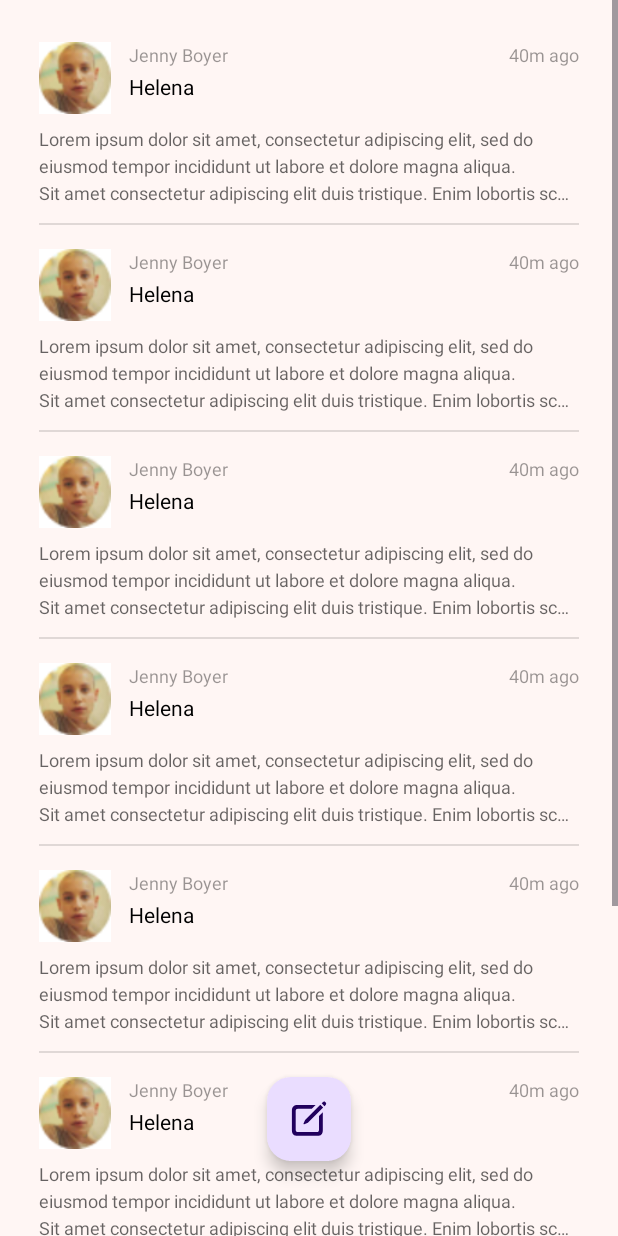
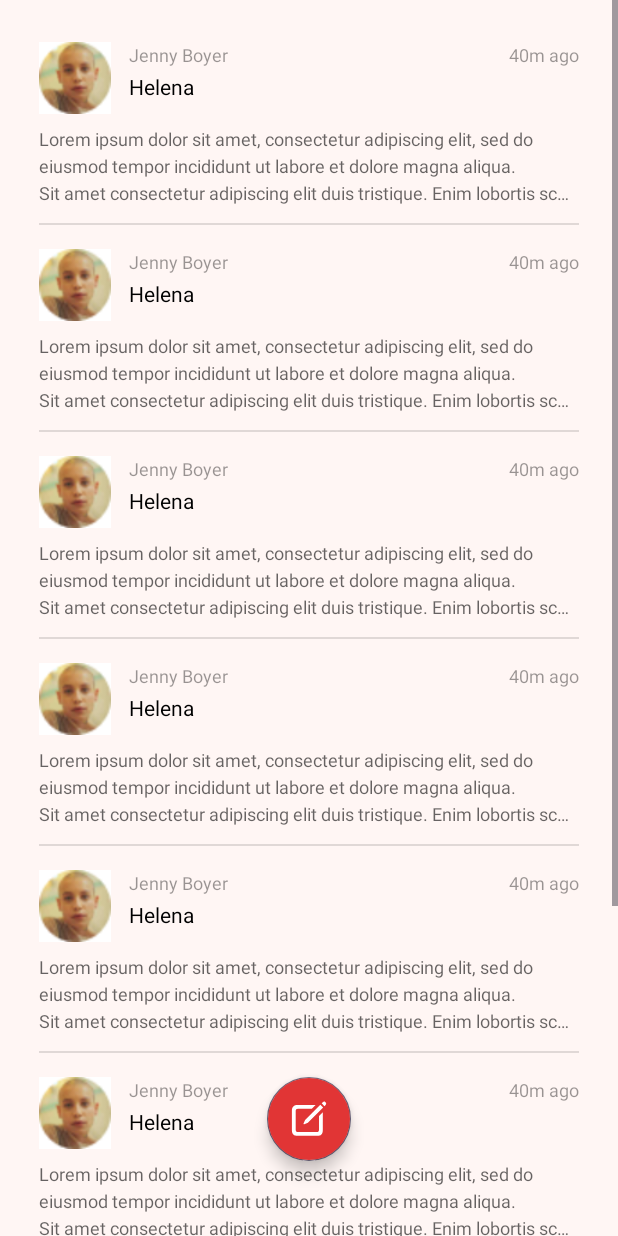
Before and after one commit to tuanminhphan45/mobile-project, an Android app: the fragment InboxFragment shown on its own in the app's theme, on a phone screen of 412 x 824 dp. Run offline under Robolectric (Android 15) with nearby library versions, the phone set to English and light mode, and no system bars.

Commit message:
change floating action button shape and color

```diff
--- a/app/src/main/res/drawable/write_btn.xml
+++ b/app/src/main/res/drawable/write_btn.xml
@@ -5,5 +5,5 @@
     android:viewportHeight="22">
   <path
       android:pathData="M20.45,3.138L21.157,2.42C21.595,1.972 21.615,1.348 21.189,0.921L20.887,0.63C20.512,0.255 19.867,0.317 19.451,0.734L18.743,1.431L20.45,3.138ZM8.116,14.191L10.312,13.286L19.638,3.95L17.921,2.253L8.605,11.589L7.658,13.713C7.544,13.994 7.856,14.295 8.116,14.191ZM4.078,21.3H16.141C18.222,21.3 19.44,20.082 19.44,17.803V6.895L17.119,9.216V17.553C17.119,18.511 16.62,18.979 15.943,18.979H4.276C3.36,18.979 2.87,18.511 2.87,17.553V6.146C2.87,5.188 3.36,4.72 4.276,4.72H12.717L15.038,2.409H4.078C1.778,2.409 0.549,3.617 0.549,5.907V17.803C0.549,20.082 1.778,21.3 4.078,21.3Z"
-      android:fillColor="#ffffff"/>
+      android:fillColor="#ffffffff"/>
 </vector>
--- a/app/src/main/res/layout/fragment_inbox.xml
+++ b/app/src/main/res/layout/fragment_inbox.xml
@@ -55,6 +55,7 @@
         android:layout_centerInParent="true"
         android:layout_marginBottom="50dp"
         android:layout_margin="32dp"
-        app:useCompatPadding="true"/>
+        app:useCompatPadding="true"
+        style="@style/fab"/>
 
 </RelativeLayout>
--- a/app/src/main/res/layout/fragment_statterd.xml
+++ b/app/src/main/res/layout/fragment_statterd.xml
@@ -53,6 +53,7 @@
         android:layout_centerInParent="true"
         android:layout_marginBottom="50dp"
         android:layout_margin="32dp"
-        app:useCompatPadding="true"/>
+        app:useCompatPadding="true"
+        style="@style/fab"/>
 
 </RelativeLayout>
--- a/app/src/main/res/values/colors.xml
+++ b/app/src/main/res/values/colors.xml
@@ -4,5 +4,5 @@
     <color name="white">#FFFFFFFF</color>
     <color name="gray">#EAEDEA</color>
     <color name="btn_login">#283FB1</color>
-    <color name="red">#FF0000</color>
+    <color name="red">#FFE13535</color>
 </resources>
--- a/app/src/main/res/values/style.xml
+++ b/app/src/main/res/values/style.xml
@@ -12,4 +12,12 @@
         <item name="android:textSize">12sp</item>
         <item name="android:textColor">#99000000</item>
     </style>
+
+    <!-- floating action button -->
+    <style name="fab" parent="Widget.MaterialComponents.FloatingActionButton">
+        <item name="cornerFamily">rounded</item>
+        <item name="cornerSize">50%</item>
+
+        <item name="android:backgroundTint">@color/red</item>
+    </style>
 </resources>
```
